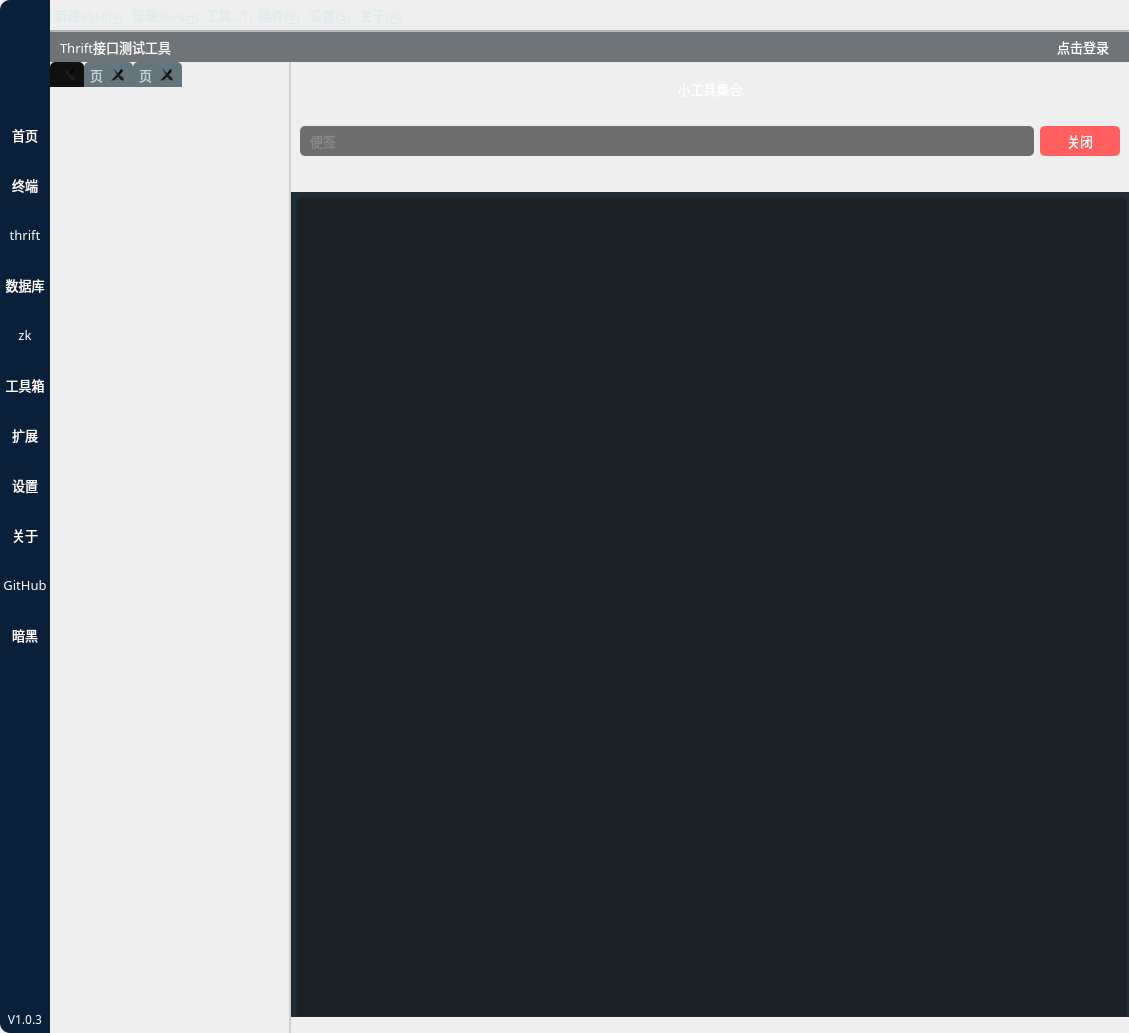
First picture: the form in source/mainwindow.ui, repository HuaGouFdog/Fdog-Kit, before the edit.
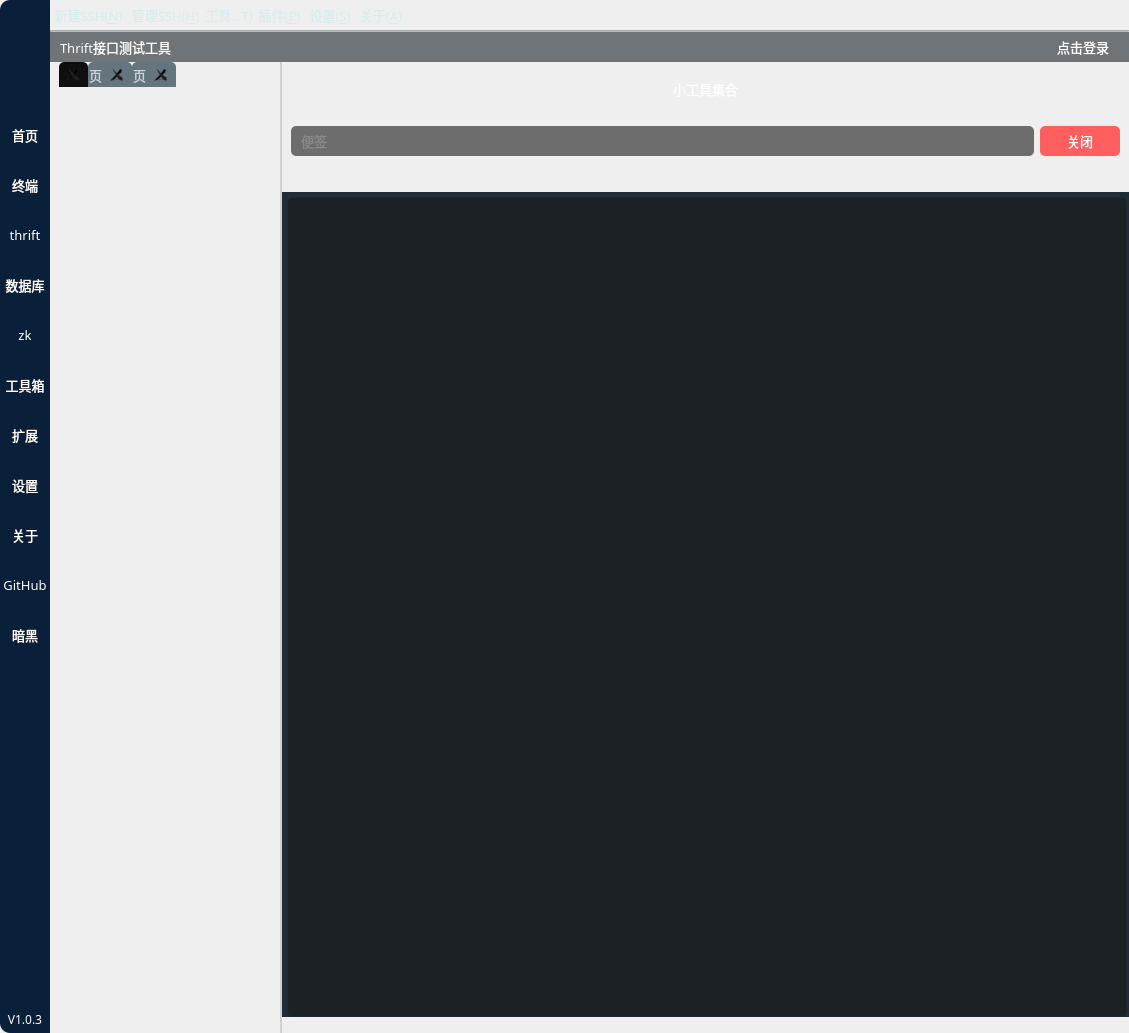
Second picture: the form after the edit. The open tabs and pages were chosen to show the change. Icons and pictures are not drawn.

Patch:
```diff
--- a/source/mainwindow.ui
+++ b/source/mainwindow.ui
@@ -2032,7 +2032,7 @@
                    <number>0</number>
                   </property>
                   <property name="leftMargin">
-                   <number>0</number>
+                   <number>9</number>
                   </property>
                   <property name="topMargin">
                    <number>0</number>
@@ -2082,7 +2082,7 @@
 	color:#ced4da;    /*设置tab中的文本的颜色*/
 	border-top-left-radius: 5px;    /*设置tab的边框的圆角（左上圆角）*/
 	border-top-right-radius: 5px;    /*设置tab的边框的圆角（右上圆角）*/
-	padding-left: 5px;
+	/*padding-left: 5px;*/
     padding-right: 5px;
 	/*width:150;*/
 	height:25;
```
Left out of the diff: 2 changed lines with no effect on the pictures.
